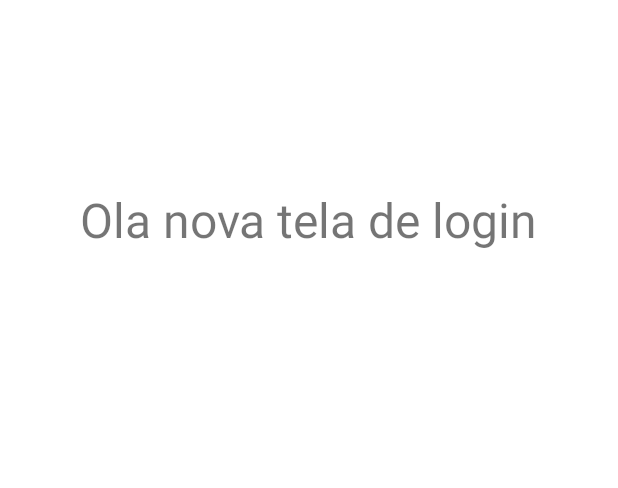
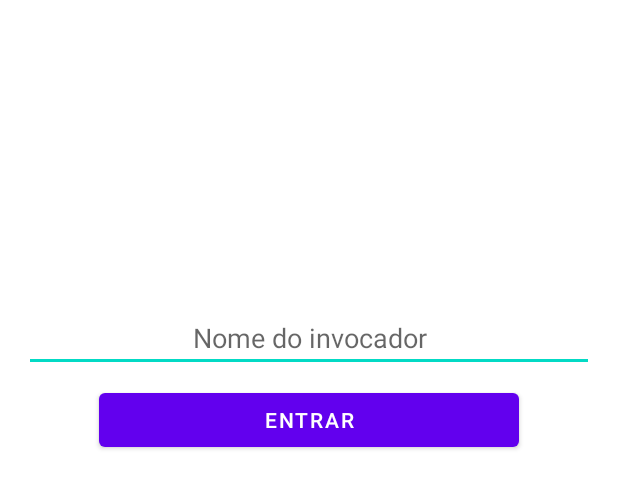
Before and after one commit to macedoraf/estudos-meu-elo, an Android app: the layout acitivity_login.xml on its own in the app's theme, with its tools: preview values and no code run, on a phone screen of 412 x 824 dp. Shown: the top 488 px of the screen. Run offline under Robolectric (Android 15) with nearby library versions, the phone set to English and light mode, and no system bars.

```diff
--- a/app/build.gradle
+++ b/app/build.gradle
@@ -36,7 +36,9 @@ dependencies {
     implementation 'androidx.core:core-ktx:1.7.0'
     implementation 'androidx.appcompat:appcompat:1.4.1'
     implementation 'com.google.android.material:material:1.5.0'
+    implementation 'org.jetbrains.kotlinx:kotlinx-coroutines-android:1.3.9'
     implementation 'androidx.constraintlayout:constraintlayout:2.1.3'
+    implementation 'com.google.code.gson:gson:2.9.0'
     implementation(platform("com.squareup.okhttp3:okhttp-bom:4.9.3"))
     // define any required OkHttp artifacts without version
     implementation("com.squareup.okhttp3:okhttp")
--- a/app/src/main/AndroidManifest.xml
+++ b/app/src/main/AndroidManifest.xml
@@ -12,8 +12,9 @@
         android:supportsRtl="true"
         android:theme="@style/Theme.MyApplication">
 
-        <activity android:name=".view.PerfilActivity" />
-        <activity android:name=".view.MainActivity"/>
+        <activity android:name=".view.examples.PerfilActivity" />
+        <activity android:name=".view.examples.MainActivity"/>
+        <activity android:name=".view.RankedInfoActivity"/>
 
         <activity
             android:name=".view.LoginActivity"
--- a/app/src/main/java/br/com/estudos/lolzinho/model/data/RequestModel.kt
+++ /dev/null
@@ -1,4 +0,0 @@
-package br.com.estudos.lolzinho.model.data
-
-open class RequestModel(val path: String, val method: String, val body: String?) {
-}
--- /dev/null
+++ b/app/src/main/java/br/com/estudos/lolzinho/model/data/request_model/RequestModel.kt
@@ -0,0 +1,3 @@
+package br.com.estudos.lolzinho.model.data.request_model
+
+open class RequestModel(val path: String, val method: String, val body: String?)
--- a/app/src/main/java/br/com/estudos/lolzinho/model/data/RequestRankedInfo.kt
+++ b/app/src/main/java/br/com/estudos/lolzinho/model/data/request_model/RequestRankedInfo.kt
@@ -1,4 +1,4 @@
-package br.com.estudos.lolzinho.model.data
+package br.com.estudos.lolzinho.model.data.request_model
 
 class RequestRankedInfo(summonerId: String) :
     RequestModel("lol/league/v4/entries/by-summoner/$summonerId", "GET", null) {
--- a/app/src/main/java/br/com/estudos/lolzinho/model/data/RequestSummonerInfo.kt
+++ b/app/src/main/java/br/com/estudos/lolzinho/model/data/request_model/RequestSummonerInfo.kt
@@ -1,4 +1,4 @@
-package br.com.estudos.lolzinho.model.data
+package br.com.estudos.lolzinho.model.data.request_model
 
 class RequestSummonerInfo(summonerName: String) :
     RequestModel("lol/summoner/v4/summoners/by-name/$summonerName", "GET", null) {
--- a/app/src/main/java/br/com/estudos/lolzinho/view/MainActivity.kt
+++ b/app/src/main/java/br/com/estudos/lolzinho/view/examples/MainActivity.kt
@@ -1,4 +1,4 @@
-package br.com.estudos.lolzinho.view
+package br.com.estudos.lolzinho.view.examples
 
 import android.content.Intent
 import android.os.Bundle
--- a/app/src/main/java/br/com/estudos/lolzinho/view/PerfilActivity.kt
+++ b/app/src/main/java/br/com/estudos/lolzinho/view/examples/PerfilActivity.kt
@@ -1,4 +1,4 @@
-package br.com.estudos.lolzinho.view
+package br.com.estudos.lolzinho.view.examples
 
 import android.os.Bundle
 import android.widget.ImageView
--- a/app/src/main/res/layout/acitivity_login.xml
+++ b/app/src/main/res/layout/acitivity_login.xml
@@ -3,17 +3,32 @@
     xmlns:app="http://schemas.android.com/apk/res-auto"
     xmlns:tools="http://schemas.android.com/tools"
     android:layout_width="match_parent"
-    android:layout_height="match_parent">
+    android:layout_height="match_parent"
+    android:padding="16dp">
 
-    <TextView
-        android:id="@+id/tv_titulo"
-        android:layout_width="wrap_content"
+
+    <EditText
+        android:id="@+id/et_summoner_name"
+        android:layout_width="match_parent"
         android:layout_height="wrap_content"
-        android:text="Ola nova tela de login"
-        android:textSize="32sp"
+        android:gravity="center"
+        android:hint="Nome do invocador"
+        android:inputType="text"
         app:layout_constraintBottom_toBottomOf="parent"
         app:layout_constraintEnd_toEndOf="parent"
         app:layout_constraintStart_toStartOf="parent"
         app:layout_constraintTop_toTopOf="parent"
-        app:layout_constraintVertical_bias="0.16000003" />
+        app:layout_constraintVertical_bias="0.25" />
+
+    <Button
+        android:id="@+id/bt_sigh_in"
+        android:layout_width="0dp"
+        android:layout_height="wrap_content"
+        android:layout_marginHorizontal="50dp"
+        android:layout_marginTop="8dp"
+        android:text="Entrar"
+        app:layout_constraintEnd_toEndOf="@id/et_summoner_name"
+        app:layout_constraintStart_toStartOf="@id/et_summoner_name"
+        app:layout_constraintTop_toBottomOf="@id/et_summoner_name" />
+
 </androidx.constraintlayout.widget.ConstraintLayout>
--- a/app/src/main/res/layout/activity_main.xml
+++ b/app/src/main/res/layout/activity_main.xml
@@ -7,7 +7,7 @@
     android:background="@color/black"
     android:orientation="vertical"
     android:padding="20dp"
-    tools:context=".view.MainActivity">
+    tools:context=".view.examples.MainActivity">
 
     <LinearLayout
         android:layout_width="match_parent"
```
Also changed, not shown: app/src/main/java/br/com/estudos/lolzinho/model/data/Connector.kt (deleted, +0 -35 lines), app/src/main/java/br/com/estudos/lolzinho/model/data/RiotAPI.kt (added, +38 -0 lines), app/src/main/java/br/com/estudos/lolzinho/model/data/response_model/RiotResponse.kt (added, +8 -0 lines), app/src/main/java/br/com/estudos/lolzinho/model/data/response_model/SummonerInfoResponse.kt (added, +13 -0 lines), app/src/main/java/br/com/estudos/lolzinho/view/LoginActivity.kt (+110 -0 lines), app/src/main/java/br/com/estudos/lolzinho/view/RankedInfoActivity.kt (added, +25 -0 lines), app/src/main/res/layout/acitivity_ranked_info.xml (added, +11 -0 lines).
